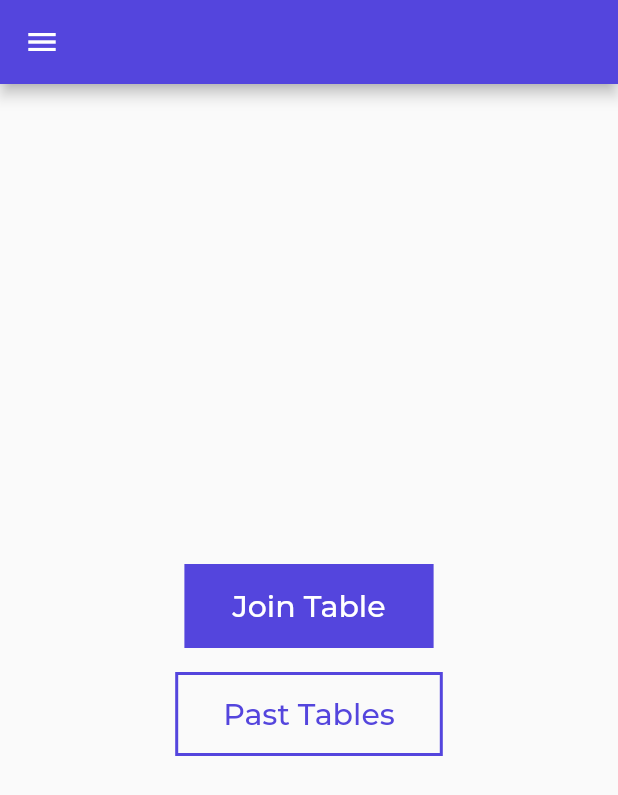
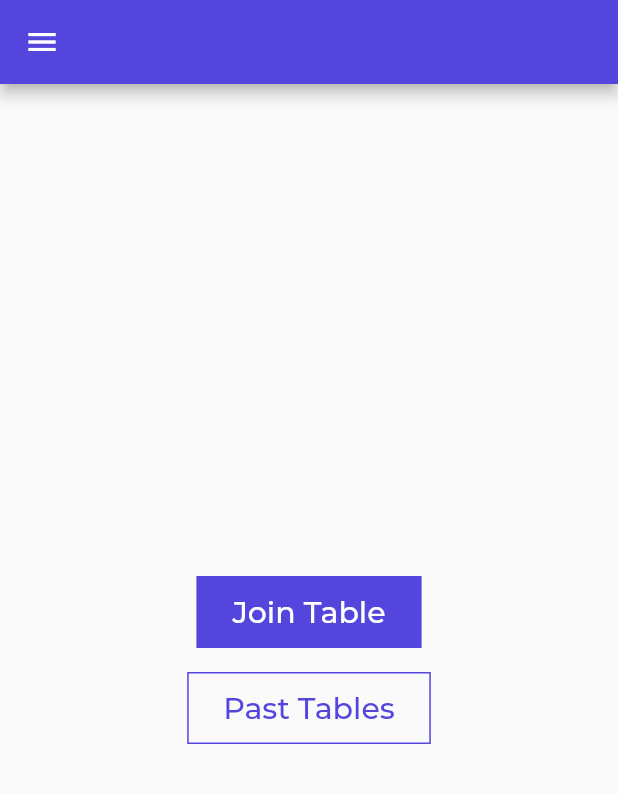
Before and after one commit to willyp63/restaurant-payments-ui, a Flutter app: the MMSHome screen opened directly, on a phone screen of 412 x 824 dp. Shown: the top 795 px of the screen. Run offline on Flutter 3.47's test engine with Material 2 defaults, Android fonts, the phone set to English and light mode, and no system bars; our stand-ins replace rxdart, shared_preferences; missing offline and left inert: barcode_scan; accounts and stored records are empty; project files that could hold a hidden picture were left out.

Commit message:
restyle button

```diff
--- a/lib/widgets/shared/button.widget.dart
+++ b/lib/widgets/shared/button.widget.dart
@@ -13,7 +13,7 @@ class MMSButton extends StatelessWidget {
   final String text;
   final void Function() onPressed;
 
-  final padding = const EdgeInsets.symmetric(horizontal: 32, vertical: 16);
+  final padding = const EdgeInsets.symmetric(horizontal: 24, vertical: 12);
   final shape = RoundedRectangleBorder(borderRadius: BorderRadius.circular(0));
 
   MMSButton({this.type = MMSButtonType.Primary, this.text, this.onPressed});
@@ -37,7 +37,7 @@ class MMSButton extends StatelessWidget {
           borderSide: BorderSide(
             color: Theme.of(context).primaryColor,
             style: BorderStyle.solid,
-            width: 2,
+            width: 1,
           ),
           child: Text(text, style: primaryTextStyle),
           onPressed: onPressed,
```
